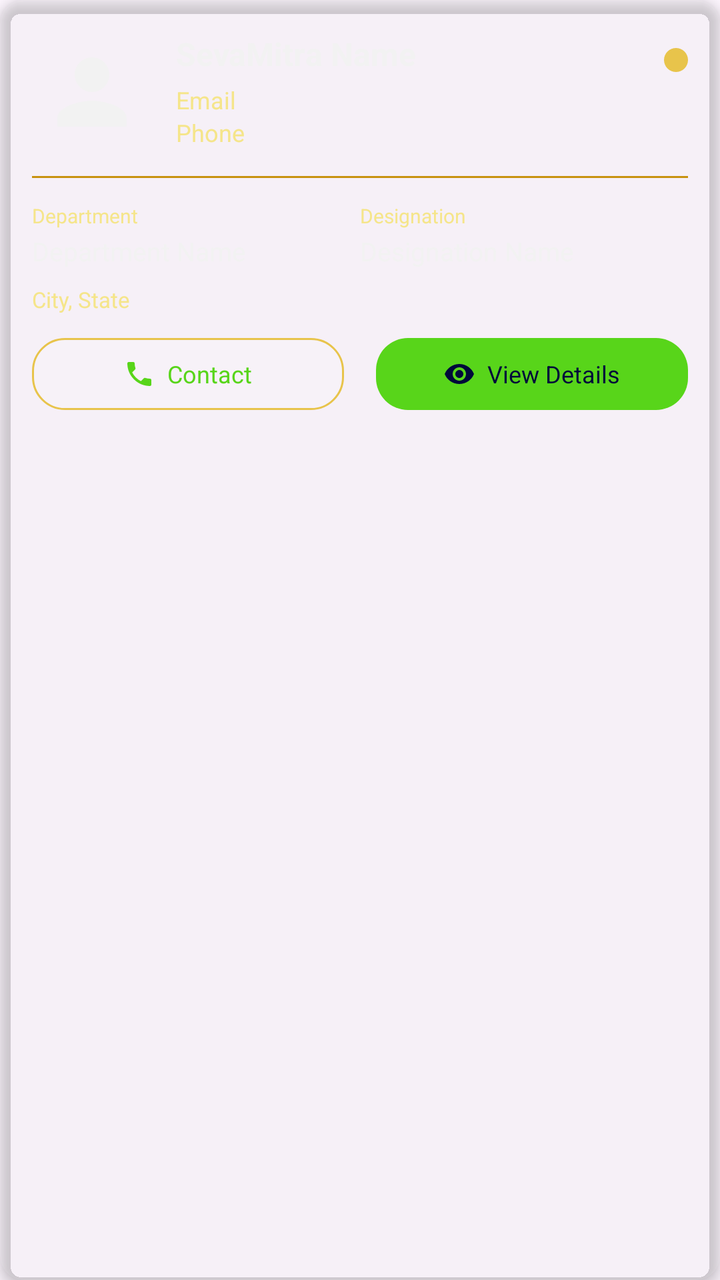
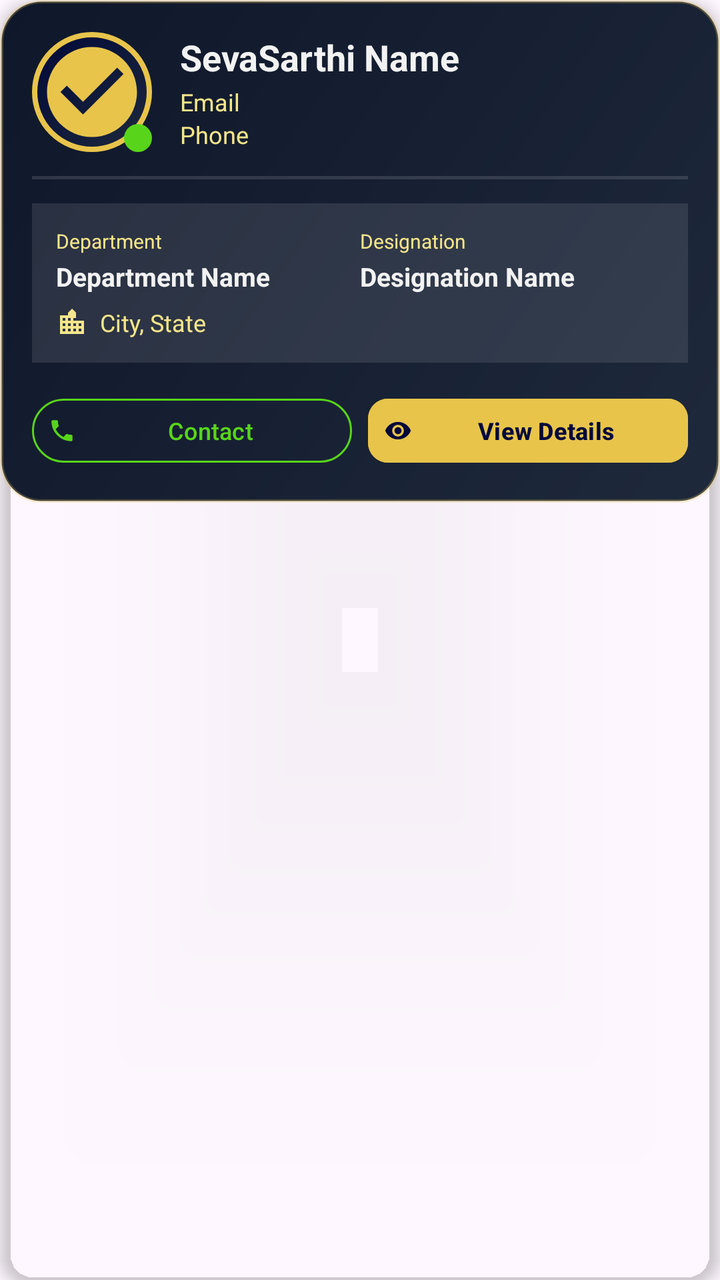

Compare the two renders of this Android layout. The source of the first and the diff that turns it into the second are given below.
<!-- AndroidManifest.xml: application theme Theme.SevaSarthi -->
<!-- res/layout/item_sevamitra.xml -->
<?xml version="1.0" encoding="utf-8"?>
<androidx.cardview.widget.CardView xmlns:android="http://schemas.android.com/apk/res/android"
    xmlns:app="http://schemas.android.com/apk/res-auto"
    android:id="@+id/cardView"
    android:layout_width="match_parent"
    android:layout_height="wrap_content"
    android:layout_marginBottom="12dp"
    app:cardCornerRadius="12dp"
    app:cardElevation="4dp"
    app:cardBackgroundColor="#1AFFFFFF">

    <LinearLayout
        android:layout_width="match_parent"
        android:layout_height="wrap_content"
        android:orientation="vertical"
        android:padding="16dp">

        
        <LinearLayout
            android:layout_width="match_parent"
            android:layout_height="wrap_content"
            android:orientation="horizontal">

            <ImageView
                android:id="@+id/ivProfile"
                android:layout_width="60dp"
                android:layout_height="60dp"
                android:src="@drawable/ic_profile"
                android:background="@drawable/profile_bg"
                android:padding="4dp" />

            <LinearLayout
                android:layout_width="0dp"
                android:layout_height="wrap_content"
                android:layout_weight="1"
                android:layout_marginStart="12dp"
                android:orientation="vertical">

                <TextView
                    android:id="@+id/tvName"
                    android:layout_width="wrap_content"
                    android:layout_height="wrap_content"
                    android:text="SevaMitra Name"
                    android:textSize="16sp"
                    android:textStyle="bold"
                    android:textColor="@color/logo_white" />

                <TextView
                    android:id="@+id/tvEmail"
                    android:layout_width="wrap_content"
                    android:layout_height="wrap_content"
                    android:text="Email"
                    android:textSize="12sp"
                    android:textColor="@color/logo_gold_light"
                    android:layout_marginTop="4dp" />

                <TextView
                    android:id="@+id/tvPhone"
                    android:layout_width="wrap_content"
                    android:layout_height="wrap_content"
                    android:text="Phone"
                    android:textSize="12sp"
                    android:textColor="@color/logo_gold_light" />
            </LinearLayout>

            <ImageView
                android:id="@+id/ivStatus"
                android:layout_width="12dp"
                android:layout_height="12dp"
                android:src="@drawable/circle_shape_gold"
                android:layout_marginTop="8dp" />
        </LinearLayout>

        
        <View
            android:layout_width="match_parent"
            android:layout_height="1dp"
            android:background="@color/logo_gold_dark"
            android:layout_marginVertical="12dp" />

        
        <LinearLayout
            android:layout_width="match_parent"
            android:layout_height="wrap_content"
            android:orientation="horizontal"
            android:weightSum="2">

            <LinearLayout
                android:layout_width="0dp"
                android:layout_height="wrap_content"
                android:layout_weight="1"
                android:orientation="vertical">

                <TextView
                    android:layout_width="wrap_content"
                    android:layout_height="wrap_content"
                    android:text="Department"
                    android:textSize="10sp"
                    android:textColor="@color/logo_gold_light" />

                <TextView
                    android:id="@+id/tvDepartment"
                    android:layout_width="wrap_content"
                    android:layout_height="wrap_content"
                    android:text="Department Name"
                    android:textSize="13sp"
                    android:textColor="@color/logo_white"
                    android:layout_marginTop="2dp" />
            </LinearLayout>

            <LinearLayout
                android:layout_width="0dp"
                android:layout_height="wrap_content"
                android:layout_weight="1"
                android:orientation="vertical">

                <TextView
                    android:layout_width="wrap_content"
                    android:layout_height="wrap_content"
                    android:text="Designation"
                    android:textSize="10sp"
                    android:textColor="@color/logo_gold_light" />

                <TextView
                    android:id="@+id/tvDesignation"
                    android:layout_width="wrap_content"
                    android:layout_height="wrap_content"
                    android:text="Designation Name"
                    android:textSize="13sp"
                    android:textColor="@color/logo_white"
                    android:layout_marginTop="2dp" />
            </LinearLayout>
        </LinearLayout>

        
        <TextView
            android:id="@+id/tvLocation"
            android:layout_width="wrap_content"
            android:layout_height="wrap_content"
            android:text="City, State"
            android:textSize="11sp"
            android:textColor="@color/logo_gold_light"
            android:layout_marginTop="8dp" />

        
        <LinearLayout
            android:layout_width="match_parent"
            android:layout_height="wrap_content"
            android:orientation="horizontal"
            android:layout_marginTop="12dp">

            <LinearLayout
                android:id="@+id/btnContact"
                android:layout_width="0dp"
                android:layout_height="36dp"
                android:layout_weight="1"
                android:layout_marginEnd="8dp"
                android:background="@drawable/edit_button_bg"
                android:gravity="center"
                android:orientation="horizontal">

                <ImageView
                    android:layout_width="16dp"
                    android:layout_height="16dp"
                    android:src="@drawable/ic_phone"
                    app:tint="@color/logo_green" />

                <TextView
                    android:layout_width="wrap_content"
                    android:layout_height="wrap_content"
                    android:text="Contact"
                    android:textColor="@color/logo_green"
                    android:textSize="12sp"
                    android:layout_marginStart="6dp" />
            </LinearLayout>

            <LinearLayout
                android:id="@+id/btnViewDetails"
                android:layout_width="0dp"
                android:layout_height="36dp"
                android:layout_weight="1"
                android:layout_marginStart="8dp"
                android:background="@drawable/save_button_bg"
                android:gravity="center"
                android:orientation="horizontal">

                <ImageView
                    android:layout_width="16dp"
                    android:layout_height="16dp"
                    android:src="@drawable/ic_visibility"
                    app:tint="@color/logo_dark_blue" />

                <TextView
                    android:layout_width="wrap_content"
                    android:layout_height="wrap_content"
                    android:text="View Details"
                    android:textColor="@color/logo_dark_blue"
                    android:textSize="12sp"
                    android:layout_marginStart="6dp" />
            </LinearLayout>
        </LinearLayout>

    </LinearLayout>
</androidx.cardview.widget.CardView>
<!-- resources referenced by this layout -->
<resources>
  <color name="logo_dark_blue">#00093A</color>
  <color name="logo_gold_dark">#C8920F</color>
  <color name="logo_gold_light">#F5E58A</color>
  <color name="logo_green">#58D51A</color>
  <color name="logo_white">#F2F2F2</color>
  <!-- drawable circle_shape_gold (drawable) -->
  <?xml version="1.0" encoding="utf-8"?>
  <shape xmlns:android="http://schemas.android.com/apk/res/android"
      android:shape="oval">
      <solid android:color="@color/logo_gold" />
  </shape>
  <!-- drawable edit_button_bg (drawable) -->
  <?xml version="1.0" encoding="utf-8"?>
  <selector xmlns:android="http://schemas.android.com/apk/res/android">
      <item android:state_pressed="true">
          <shape>
              <solid android:color="@color/logo_gold_dark" />
              <corners android:radius="16dp" />
          </shape>
      </item>
      <item>
          <shape>
              <solid android:color="#1AFFFFFF" />
              <stroke
                  android:width="1dp"
                  android:color="@color/logo_gold" />
              <corners android:radius="16dp" />
          </shape>
      </item>
  </selector>
  <!-- drawable ic_profile (drawable) -->
  <?xml version="1.0" encoding="utf-8"?>
  <vector xmlns:android="http://schemas.android.com/apk/res/android"
      android:width="24dp"
      android:height="24dp"
      android:viewportWidth="24"
      android:viewportHeight="24">
      <path
          android:fillColor="#F2F2F2"
          android:pathData="M12,12c2.21,0 4,-1.79 4,-4s-1.79,-4 -4,-4 -4,1.79 -4,4 1.79,4 4,4zM12,14c-2.67,0 -8,1.34 -8,4v2h16v-2c0,-2.66 -5.33,-4 -8,-4z"/>
  </vector>
  <!-- drawable profile_bg (drawable) -->
  <?xml version="1.0" encoding="utf-8"?>
  <selector xmlns:android="http://schemas.android.com/apk/res/android">
  
  </selector>
  <!-- drawable save_button_bg (drawable) -->
  <?xml version="1.0" encoding="utf-8"?>
  <selector xmlns:android="http://schemas.android.com/apk/res/android">
      <item android:state_pressed="true">
          <shape>
              <solid android:color="@color/logo_green_dark" />
              <corners android:radius="16dp" />
          </shape>
      </item>
      <item>
          <shape>
              <solid android:color="@color/logo_green" />
              <corners android:radius="16dp" />
          </shape>
      </item>
  </selector>
  <style name="Theme.SevaSarthi" parent="Theme.Material3.DayNight.NoActionBar">
          <item name="colorPrimary">@color/logo_dark_blue</item>
          <item name="colorOnPrimary">@color/logo_white</item>
          <item name="colorSecondary">@color/logo_orange</item>
          <item name="colorOnSecondary">@color/logo_dark_blue</item>
          <item name="android:statusBarColor">@color/logo_dark_blue</item>
          <item name="android:navigationBarColor">@color/logo_dark_blue</item>
          <item name="android:windowAnimationStyle">@style/WindowAnimationTransition</item>
      </style>
  <color name="logo_gold">#E8C44B</color>
  <color name="logo_green_dark">#2FA80C</color>
  <color name="logo_orange">#F48A11</color>
  <style name="WindowAnimationTransition">
          <item name="android:activityOpenEnterAnimation">@anim/slide_in_right</item>
          <item name="android:activityOpenExitAnimation">@anim/slide_out_left</item>
          <item name="android:activityCloseEnterAnimation">@anim/slide_in_left</item>
          <item name="android:activityCloseExitAnimation">@anim/slide_out_right</item>
      </style>
  <!-- unchanged entries left out for length: 2 -->
</resources>

<!-- the commit's change to res/layout/item_sevamitra.xml (unified diff, before → after) -->
@@ -4,14 +4,16 @@
     android:id="@+id/cardView"
     android:layout_width="match_parent"
     android:layout_height="wrap_content"
-    android:layout_marginBottom="12dp"
-    app:cardCornerRadius="12dp"
-    app:cardElevation="4dp"
-    app:cardBackgroundColor="#1AFFFFFF">
+    android:layout_marginBottom="14dp"
+    android:foreground="?attr/selectableItemBackground"
+    app:cardBackgroundColor="@android:color/transparent"
+    app:cardCornerRadius="18dp"
+    app:cardElevation="4dp">
 
     <LinearLayout
         android:layout_width="match_parent"
         android:layout_height="wrap_content"
+        android:background="@drawable/card_bg_founder_header"
         android:orientation="vertical"
         android:padding="16dp">
 
@@ -19,185 +21,218 @@
         <LinearLayout
             android:layout_width="match_parent"
             android:layout_height="wrap_content"
+            android:gravity="center_vertical"
             android:orientation="horizontal">
 
-            <ImageView
-                android:id="@+id/ivProfile"
+            <RelativeLayout
                 android:layout_width="60dp"
-                android:layout_height="60dp"
-                android:src="@drawable/ic_profile"
-                android:background="@drawable/profile_bg"
-                android:padding="4dp" />
+                android:layout_height="60dp">
+
+                <FrameLayout
+                    android:layout_width="60dp"
+                    android:layout_height="60dp"
+                    android:background="@drawable/profile_avatar_frame"
+                    android:padding="3dp">
+
+                    <ImageView
+                        android:id="@+id/ivProfile"
+                        android:layout_width="54dp"
+                        android:layout_height="54dp"
+                        android:layout_gravity="center"
+                        android:src="@drawable/ic_sevamitra" />
+                </FrameLayout>
+
+                <ImageView
+                    android:id="@+id/ivStatus"
+                    android:layout_width="14dp"
+                    android:layout_height="14dp"
+                    android:layout_alignParentEnd="true"
+                    android:layout_alignParentBottom="true"
+                    android:elevation="6dp"
+                    android:src="@drawable/circle_shape_green" />
+            </RelativeLayout>
 
             <LinearLayout
                 android:layout_width="0dp"
                 android:layout_height="wrap_content"
+                android:layout_marginStart="14dp"
                 android:layout_weight="1"
-                android:layout_marginStart="12dp"
                 android:orientation="vertical">
 
                 <TextView
                     android:id="@+id/tvName"
                     android:layout_width="wrap_content"
                     android:layout_height="wrap_content"
-                    android:text="SevaMitra Name"
-                    android:textSize="16sp"
-                    android:textStyle="bold"
-                    android:textColor="@color/logo_white" />
+                    android:ellipsize="end"
+                    android:maxLines="1"
+                    android:text="SevaSarthi Name"
+                    android:textColor="@color/logo_white"
+                    android:textSize="18sp"
+                    android:textStyle="bold" />
 
                 <TextView
                     android:id="@+id/tvEmail"
                     android:layout_width="wrap_content"
                     android:layout_height="wrap_content"
+                    android:layout_marginTop="2dp"
+                    android:ellipsize="end"
+                    android:maxLines="1"
                     android:text="Email"
-                    android:textSize="12sp"
                     android:textColor="@color/logo_gold_light"
-                    android:layout_marginTop="4dp" />
+                    android:textSize="12sp" />
 
                 <TextView
                     android:id="@+id/tvPhone"
                     android:layout_width="wrap_content"
                     android:layout_height="wrap_content"
                     android:text="Phone"
-                    android:textSize="12sp"
-                    android:textColor="@color/logo_gold_light" />
-            </LinearLayout>
-
-            <ImageView
-                android:id="@+id/ivStatus"
-                android:layout_width="12dp"
-                android:layout_height="12dp"
-                android:src="@drawable/circle_shape_gold"
-                android:layout_marginTop="8dp" />
-        </LinearLayout>
-
-        
-        <View
-            android:layout_width="match_parent"
-            android:layout_height="1dp"
-            android:background="@color/logo_gold_dark"
-            android:layout_marginVertical="12dp" />
-
-        
-        <LinearLayout
-            android:layout_width="match_parent"
-            android:layout_height="wrap_content"
-            android:orientation="horizontal"
-            android:weightSum="2">
-
-            <LinearLayout
-                android:layout_width="0dp"
-                android:layout_height="wrap_content"
-                android:layout_weight="1"
-                android:orientation="vertical">
-
-                <TextView
-                    android:layout_width="wrap_content"
-                    android:layout_height="wrap_content"
-                    android:text="Department"
-                    android:textSize="10sp"
-                    android:textColor="@color/logo_gold_light" />
-
-                <TextView
-                    android:id="@+id/tvDepartment"
-                    android:layout_width="wrap_content"
-                    android:layout_height="wrap_content"
-                    android:text="Department Name"
-                    android:textSize="13sp"
-                    android:textColor="@color/logo_white"
-                    android:layout_marginTop="2dp" />
-            </LinearLayout>
-
-            <LinearLayout
-                android:layout_width="0dp"
-                android:layout_height="wrap_content"
-                android:layout_weight="1"
-                android:orientation="vertical">
-
-                <TextView
-                    android:layout_width="wrap_content"
-                    android:layout_height="wrap_content"
-                    android:text="Designation"
-                    android:textSize="10sp"
-                    android:textColor="@color/logo_gold_light" />
-
-                <TextView
-                    android:id="@+id/tvDesignation"
-                    android:layout_width="wrap_content"
-                    android:layout_height="wrap_content"
-                    android:text="Designation Name"
-                    android:textSize="13sp"
-                    android:textColor="@color/logo_white"
-                    android:layout_marginTop="2dp" />
+                    android:textColor="@color/logo_gold_light"
+                    android:textSize="12sp" />
             </LinearLayout>
         </LinearLayout>
 
         
-        <TextView
-            android:id="@+id/tvLocation"
-            android:layout_width="wrap_content"
+        <View
+            android:layout_width="match_parent"
+            android:layout_height="1.5dp"
+            android:layout_marginVertical="12dp"
+            android:background="#20FFFFFF" />
+
+        
+        <LinearLayout
+            android:layout_width="match_parent"
             android:layout_height="wrap_content"
-            android:text="City, State"
-            android:textSize="11sp"
-            android:textColor="@color/logo_gold_light"
-            android:layout_marginTop="8dp" />
-
-        
-        <LinearLayout
-            android:layout_width="match_parent"
-            android:layout_height="wrap_content"
-            android:orientation="horizontal"
-            android:layout_marginTop="12dp">
+            android:background="#1AFFFFFF"
+            android:orientation="vertical"
+            android:padding="12dp">
 
             <LinearLayout
-                android:id="@+id/btnContact"
-                android:layout_width="0dp"
-                android:layout_height="36dp"
-                android:layout_weight="1"
-                android:layout_marginEnd="8dp"
-                android:background="@drawable/edit_button_bg"
-                android:gravity="center"
+                android:layout_width="match_parent"
+                android:layout_height="wrap_content"
+                android:orientation="horizontal">
+
+                <LinearLayout
+                    android:layout_width="0dp"
+                    android:layout_height="wrap_content"
+                    android:layout_weight="1"
+                    android:orientation="vertical">
+
+                    <TextView
+                        android:layout_width="wrap_content"
+                        android:layout_height="wrap_content"
+                        android:text="Department"
+                        android:textColor="@color/logo_gold_light"
+                        android:textSize="10sp" />
+
+                    <TextView
+                        android:id="@+id/tvDepartment"
+                        android:layout_width="wrap_content"
+                        android:layout_height="wrap_content"
+                        android:layout_marginTop="2dp"
+                        android:ellipsize="end"
+                        android:maxLines="1"
+                        android:text="Department Name"
+                        android:textColor="@color/logo_white"
+                        android:textSize="13sp"
+                        android:textStyle="bold" />
+                </LinearLayout>
+
+                <LinearLayout
+                    android:layout_width="0dp"
+                    android:layout_height="wrap_content"
+                    android:layout_weight="1"
+                    android:orientation="vertical">
+
+                    <TextView
+                        android:layout_width="wrap_content"
+                        android:layout_height="wrap_content"
+                        android:text="Designation"
+                        android:textColor="@color/logo_gold_light"
+                        android:textSize="10sp" />
+
+                    <TextView
+                        android:id="@+id/tvDesignation"
+                        android:layout_width="wrap_content"
+                        android:layout_height="wrap_content"
+                        android:layout_marginTop="2dp"
+                        android:ellipsize="end"
+                        android:maxLines="1"
+                        android:text="Designation Name"
+                        android:textColor="@color/logo_white"
+                        android:textSize="13sp"
+                        android:textStyle="bold" />
+                </LinearLayout>
+            </LinearLayout>
+
+            <LinearLayout
+                android:layout_width="match_parent"
+                android:layout_height="wrap_content"
+                android:layout_marginTop="6dp"
+                android:gravity="center_vertical"
                 android:orientation="horizontal">
 
                 <ImageView
                     android:layout_width="16dp"
                     android:layout_height="16dp"
-                    android:src="@drawable/ic_phone"
-                    app:tint="@color/logo_green" />
-
-                <TextView
-                    android:layout_width="wrap_content"
-                    android:layout_height="wrap_content"
-                    android:text="Contact"
-                    android:textColor="@color/logo_green"
-                    android:textSize="12sp"
-                    android:layout_marginStart="6dp" />
+                    android:layout_marginEnd="6dp"
+                    android:src="@drawable/ic_location_city"
+                    app:tint="@color/logo_gold_light" />
+
+                <TextView
+                    android:id="@+id/tvLocation"
+                    android:layout_width="match_parent"
+                    android:layout_height="wrap_content"
+                    android:ellipsize="end"
+                    android:maxLines="1"
+                    android:text="City, State"
+                    android:textColor="@color/logo_gold_light"
+                    android:textSize="12sp" />
             </LinearLayout>
-
-            <LinearLayout
+        </LinearLayout>
+
+        
+        <LinearLayout
+            android:layout_width="match_parent"
+            android:layout_height="wrap_content"
+            android:layout_marginTop="14dp"
+            android:gravity="center_vertical"
+            android:orientation="horizontal">
+
+            <com.google.android.material.button.MaterialButton
+                android:id="@+id/btnContact"
+                style="@style/Widget.Material3.Button.OutlinedButton"
+                android:layout_width="0dp"
+                android:layout_height="40dp"
+                android:layout_marginEnd="8dp"
+                android:layout_weight="1"
+                android:paddingHorizontal="8dp"
+                android:paddingVertical="0dp"
+                android:text="Contact"
+                android:textColor="@color/logo_green"
+                android:textSize="12sp"
+                app:icon="@drawable/ic_phone"
+                app:iconPadding="4dp"
+                app:iconSize="14dp"
+                app:iconTint="@color/logo_green"
+                app:strokeColor="@color/logo_green" />
+
+            <com.google.android.material.button.MaterialButton
                 android:id="@+id/btnViewDetails"
                 android:layout_width="0dp"
-                android:layout_height="36dp"
+                android:layout_height="40dp"
                 android:layout_weight="1"
-                android:layout_marginStart="8dp"
-                android:background="@drawable/save_button_bg"
-                android:gravity="center"
-                android:orientation="horizontal">
-
-                <ImageView
-                    android:layout_width="16dp"
-                    android:layout_height="16dp"
-                    android:src="@drawable/ic_visibility"
-                    app:tint="@color/logo_dark_blue" />
-
-                <TextView
-                    android:layout_width="wrap_content"
-                    android:layout_height="wrap_content"
-                    android:text="View Details"
-                    android:textColor="@color/logo_dark_blue"
-                    android:textSize="12sp"
-                    android:layout_marginStart="6dp" />
-            </LinearLayout>
+                android:backgroundTint="@color/logo_gold"
+                android:paddingHorizontal="8dp"
+                android:paddingVertical="0dp"
+                android:text="View Details"
+                android:textColor="@color/logo_dark_blue"
+                android:textSize="12sp"
+                android:textStyle="bold"
+                app:cornerRadius="10dp"
+                app:icon="@drawable/ic_visibility"
+                app:iconPadding="4dp"
+                app:iconSize="14dp"
+                app:iconTint="@color/logo_dark_blue" />
         </LinearLayout>
 
     </LinearLayout>
<!-- resource entries referenced after the edit -->
@@ -1,36 +1,30 @@
 <!-- resources referenced by this layout -->
 <resources>
   <color name="logo_dark_blue">#00093A</color>
-  <color name="logo_gold_dark">#C8920F</color>
   <color name="logo_gold_light">#F5E58A</color>
   <color name="logo_green">#58D51A</color>
   <color name="logo_white">#F2F2F2</color>
-  <!-- drawable circle_shape_gold (drawable) -->
+  <!-- drawable card_bg_founder_header (drawable) -->
+  <?xml version="1.0" encoding="utf-8"?>
+  <shape xmlns:android="http://schemas.android.com/apk/res/android"
+      android:shape="rectangle">
+      <gradient
+          android:angle="135"
+          android:endColor="#0F172A"
+          android:startColor="#1E293B"
+          android:type="linear" />
+      <corners android:radius="20dp" />
+      <stroke
+          android:width="1.5dp"
+          android:color="#40E8C44B" />
+  </shape>
+  <!-- drawable circle_shape_green (drawable) -->
   <?xml version="1.0" encoding="utf-8"?>
   <shape xmlns:android="http://schemas.android.com/apk/res/android"
       android:shape="oval">
-      <solid android:color="@color/logo_gold" />
+      <solid android:color="@color/logo_green" />
   </shape>
-  <!-- drawable edit_button_bg (drawable) -->
-  <?xml version="1.0" encoding="utf-8"?>
-  <selector xmlns:android="http://schemas.android.com/apk/res/android">
-      <item android:state_pressed="true">
-          <shape>
-              <solid android:color="@color/logo_gold_dark" />
-              <corners android:radius="16dp" />
-          </shape>
-      </item>
-      <item>
-          <shape>
-              <solid android:color="#1AFFFFFF" />
-              <stroke
-                  android:width="1dp"
-                  android:color="@color/logo_gold" />
-              <corners android:radius="16dp" />
-          </shape>
-      </item>
-  </selector>
-  <!-- drawable ic_profile (drawable) -->
+  <!-- drawable ic_location_city (drawable) -->
   <?xml version="1.0" encoding="utf-8"?>
   <vector xmlns:android="http://schemas.android.com/apk/res/android"
       android:width="24dp"
@@ -39,29 +33,32 @@
       android:viewportHeight="24">
       <path
           android:fillColor="#F2F2F2"
-          android:pathData="M12,12c2.21,0 4,-1.79 4,-4s-1.79,-4 -4,-4 -4,1.79 -4,4 1.79,4 4,4zM12,14c-2.67,0 -8,1.34 -8,4v2h16v-2c0,-2.66 -5.33,-4 -8,-4z"/>
+          android:pathData="M15,11V5l-3,-3 -3,3v2H3v14h18V11h-6zM7,19H5v-2h2v2zM7,15H5v-2h2v2zM7,11H5V9h2v2zM11,19H9v-2h2v2zM11,15H9v-2h2v2zM11,11H9V9h2v2zM15,19h-2v-2h2v2zM15,15h-2v-2h2v2zM15,11h-2V9h2v2zM19,19h-2v-2h2v2zM19,15h-2v-2h2v2z"/>
   </vector>
-  <!-- drawable profile_bg (drawable) -->
+  <!-- drawable ic_sevamitra (drawable) -->
   <?xml version="1.0" encoding="utf-8"?>
-  <selector xmlns:android="http://schemas.android.com/apk/res/android">
-  
-  </selector>
-  <!-- drawable save_button_bg (drawable) -->
+  <vector xmlns:android="http://schemas.android.com/apk/res/android"
+      android:width="48dp"
+      android:height="48dp"
+      android:viewportWidth="24"
+      android:viewportHeight="24">
+      <path
+          android:fillColor="#E8C44B"
+          android:pathData="M12,2C6.48,2 2,6.48 2,12s4.48,10 10,10 10,-4.48 10,-10S17.52,2 12,2zM10,17l-5,-5 1.41,-1.41L10,14.17l7.59,-7.59L19,8l-9,9z"/>
+  </vector>
+  <!-- drawable profile_avatar_frame (drawable) -->
   <?xml version="1.0" encoding="utf-8"?>
-  <selector xmlns:android="http://schemas.android.com/apk/res/android">
-      <item android:state_pressed="true">
-          <shape>
-              <solid android:color="@color/logo_green_dark" />
-              <corners android:radius="16dp" />
-          </shape>
-      </item>
-      <item>
-          <shape>
-              <solid android:color="@color/logo_green" />
-              <corners android:radius="16dp" />
-          </shape>
-      </item>
-  </selector>
+  <shape xmlns:android="http://schemas.android.com/apk/res/android"
+      android:shape="oval">
+      <gradient
+          android:angle="135"
+          android:endColor="#00093A"
+          android:startColor="#1E293B"
+          android:type="linear" />
+      <stroke
+          android:width="2.5dp"
+          android:color="#E8C44B" />
+  </shape>
   <style name="Theme.SevaSarthi" parent="Theme.Material3.DayNight.NoActionBar">
           <item name="colorPrimary">@color/logo_dark_blue</item>
           <item name="colorOnPrimary">@color/logo_white</item>
@@ -69,10 +66,10 @@
           <item name="colorOnSecondary">@color/logo_dark_blue</item>
           <item name="android:statusBarColor">@color/logo_dark_blue</item>
           <item name="android:navigationBarColor">@color/logo_dark_blue</item>
+          <item name="android:windowLightStatusBar">false</item>
           <item name="android:windowAnimationStyle">@style/WindowAnimationTransition</item>
       </style>
   <color name="logo_gold">#E8C44B</color>
-  <color name="logo_green_dark">#2FA80C</color>
   <color name="logo_orange">#F48A11</color>
   <style name="WindowAnimationTransition">
           <item name="android:activityOpenEnterAnimation">@anim/slide_in_right</item>
